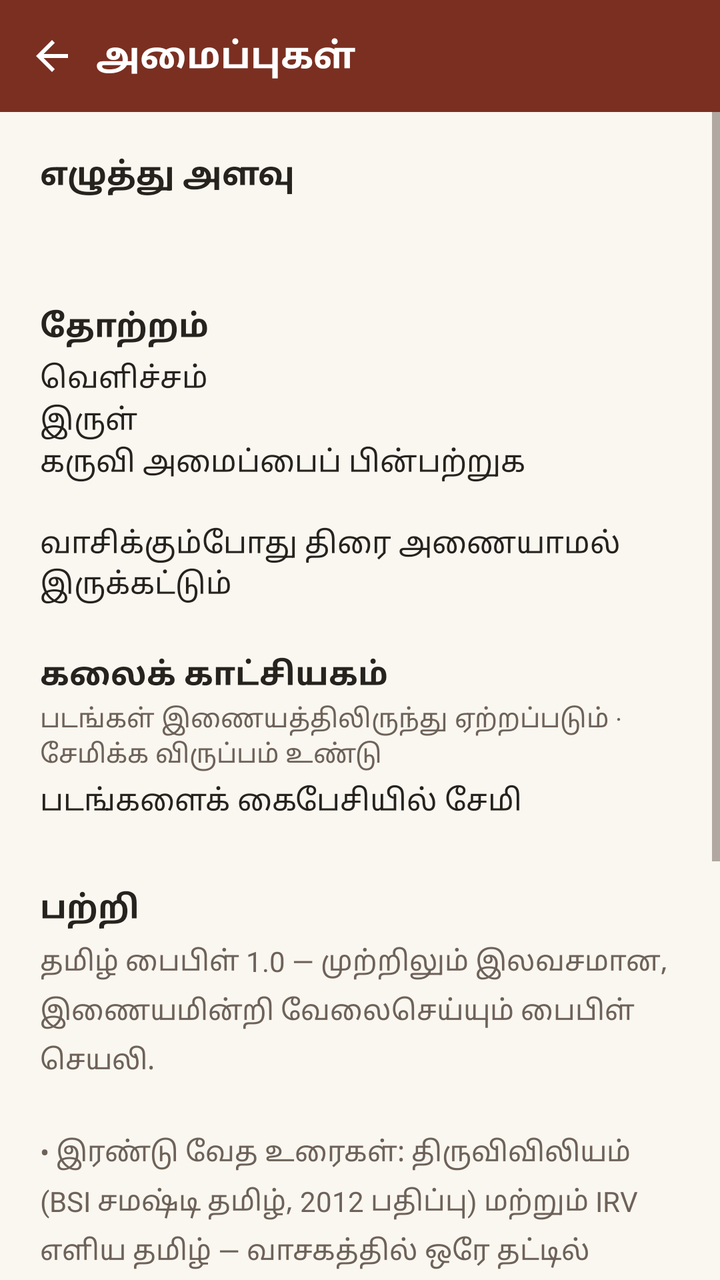
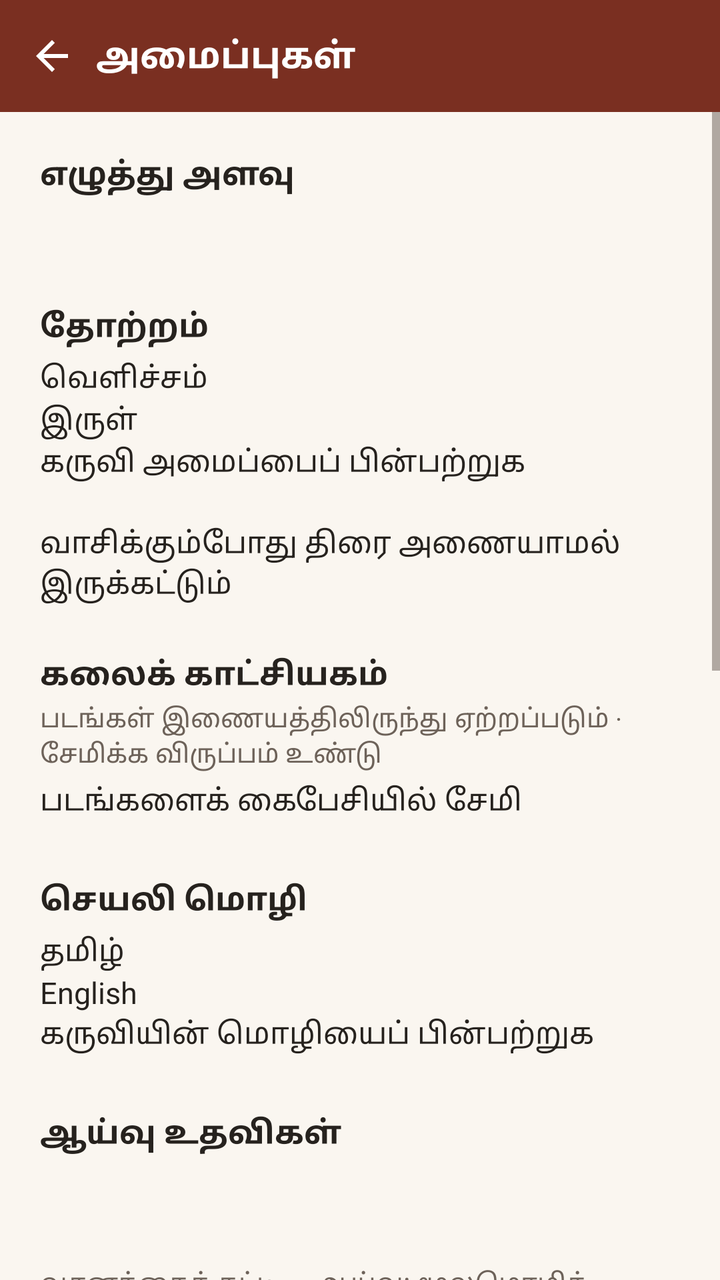

Two renders of the same Android screen: before a commit and after it. Below are the layout's source before the change and the commit's diff.
<!-- AndroidManifest.xml: application theme AppTheme -->
<!-- res/layout/activity_settings.xml -->
<?xml version="1.0" encoding="utf-8"?>
<LinearLayout xmlns:android="http://schemas.android.com/apk/res/android"
    android:layout_width="match_parent" android:layout_height="match_parent"
    android:orientation="vertical" android:background="?android:attr/colorPrimary">

    <LinearLayout android:layout_width="match_parent" android:layout_height="56dp"
        android:orientation="horizontal" android:gravity="center_vertical"
        android:paddingStart="4dp" android:paddingEnd="12dp">
        <ImageView android:id="@+id/btn_back" android:layout_width="44dp" android:layout_height="44dp"
            android:padding="10dp" android:src="@drawable/ic_back"
            android:background="?android:attr/selectableItemBackgroundBorderless"
            android:contentDescription="@string/cancel"/>
        <TextView android:layout_width="0dp" android:layout_weight="1" android:layout_height="wrap_content"
            android:text="@string/settings" android:textColor="@color/toolbar_text"
            android:textSize="18sp" android:textStyle="bold"/>
    </LinearLayout>

    <ScrollView android:layout_width="match_parent" android:layout_height="0dp"
        android:layout_weight="1" android:background="?android:attr/windowBackground">
        <LinearLayout android:layout_width="match_parent" android:layout_height="wrap_content"
            android:orientation="vertical" android:padding="20dp">

            <TextView android:layout_width="wrap_content" android:layout_height="wrap_content"
                android:text="@string/font_size" android:textSize="16sp" android:textStyle="bold"
                android:textColor="?android:attr/textColorPrimary"/>
            <SeekBar android:id="@+id/sb_font" android:layout_width="match_parent" android:layout_height="wrap_content"
                android:min="14" android:max="30" android:layout_marginTop="8dp"/>
            <TextView android:id="@+id/tv_font_val" android:layout_width="wrap_content" android:layout_height="wrap_content"
                android:textSize="13sp" android:textColor="?android:attr/textColorSecondary"/>

            <TextView android:layout_width="wrap_content" android:layout_height="wrap_content"
                android:text="@string/theme" android:textSize="16sp" android:textStyle="bold"
                android:layout_marginTop="28dp" android:textColor="?android:attr/textColorPrimary"/>
            <RadioGroup android:id="@+id/rg_theme" android:layout_width="match_parent" android:layout_height="wrap_content"
                android:layout_marginTop="4dp" android:orientation="vertical">
                <RadioButton android:id="@+id/rb_light" android:layout_width="wrap_content" android:layout_height="wrap_content"
                    android:text="@string/theme_light" android:textSize="15sp"/>
                <RadioButton android:id="@+id/rb_dark" android:layout_width="wrap_content" android:layout_height="wrap_content"
                    android:text="@string/theme_dark" android:textSize="15sp"/>
                <RadioButton android:id="@+id/rb_system" android:layout_width="wrap_content" android:layout_height="wrap_content"
                    android:text="@string/theme_system" android:textSize="15sp"/>
            </RadioGroup>

            <CheckBox android:id="@+id/cb_keep_on" android:layout_width="wrap_content" android:layout_height="wrap_content"
                android:text="@string/keep_screen_on" android:textSize="15sp" android:layout_marginTop="20dp"/>

            <TextView android:layout_width="wrap_content" android:layout_height="wrap_content"
                android:text="@string/media_gallery" android:textSize="16sp" android:textStyle="bold"
                android:layout_marginTop="24dp" android:textColor="?android:attr/textColorPrimary"/>
            <TextView android:layout_width="match_parent" android:layout_height="wrap_content"
                android:text="@string/media_online" android:textSize="13sp" android:layout_marginTop="2dp"
                android:textColor="?android:attr/textColorSecondary"/>
            <CheckBox android:id="@+id/cb_store_media" android:layout_width="wrap_content" android:layout_height="wrap_content"
                android:text="@string/media_keep_off" android:textSize="15sp" android:layout_marginTop="4dp"/>

            <TextView android:layout_width="wrap_content" android:layout_height="wrap_content"
                android:text="@string/about_title" android:textSize="16sp" android:textStyle="bold"
                android:layout_marginTop="32dp" android:textColor="?android:attr/textColorPrimary"/>
            <TextView android:layout_width="match_parent" android:layout_height="wrap_content"
                android:text="@string/about_text" android:textSize="14sp" android:lineSpacingMultiplier="1.3"
                android:layout_marginTop="6dp" android:textColor="?android:attr/textColorSecondary"/>
        </LinearLayout>
    </ScrollView>
</LinearLayout>
<!-- resources referenced by this layout -->
<resources>
  <color name="toolbar_text">#FFFFFF</color>
  <!-- drawable ic_back (drawable) -->
  <?xml version="1.0" encoding="utf-8"?>
  <vector xmlns:android="http://schemas.android.com/apk/res/android"
      android:width="24dp" android:height="24dp" android:viewportWidth="24" android:viewportHeight="24">
      <path android:fillColor="#FFFFFF" android:pathData="M20,11H7.83l5.59,-5.59L12,4l-8,8 8,8 1.41,-1.41L7.83,13H20v-2z"/>
  </vector>
  <string name="about_text">தமிழ் பைபிள் 1.0 — முற்றிலும் இலவசமான, இணையமின்றி வேலைசெய்யும் பைபிள் செயலி.\n\n• இரண்டு வேத உரைகள்: திருவிவிலியம் (BSI சமஷ்டி தமிழ், 2012 பதிப்பு) மற்றும் IRV எளிய தமிழ் — வாசகத்தில் ஒரே தட்டில் மாற்றலாம்\n• மொத்தம் 66 புத்தகங்கள்\n• விளம்பரம் இல்லை, கணக்கு இல்லை, கண்காணிப்பு இல்லை — செயலி இணையத்தையே பயன்படுத்தாது\n• ஹைலைட்கள், புத்தகக்குறிகள், குறிப்புகள், வாசிப்பு முன்னேற்றம் அனைத்தும் உங்கள் கைபேசியிலேயே சேமிக்கப்படும்\n\nவேத உரை உரிமங்கள்: திருவிவிலியம் — Tamil Ecumenical Bible 2012, digitized (Unlicense); Indian Revised Version (IRV) — CC BY-SA 4.0.</string>
  <string name="about_title">பற்றி</string>
  <string name="cancel">ரத்து</string>
  <string name="font_size">எழுத்து அளவு</string>
  <string name="keep_screen_on">வாசிக்கும்போது திரை அணையாமல் இருக்கட்டும்</string>
  <string name="media_gallery">கலைக் காட்சியகம்</string>
  <string name="media_keep_off">படங்களைக் கைபேசியில் சேமி</string>
  <string name="media_online">படங்கள் இணையத்திலிருந்து ஏற்றப்படும் · சேமிக்க விருப்பம் உண்டு</string>
  <string name="settings">அமைப்புகள்</string>
  <string name="theme">தோற்றம்</string>
  <string name="theme_dark">இருள்</string>
  <string name="theme_light">வெளிச்சம்</string>
  <string name="theme_system">கருவி அமைப்பைப் பின்பற்றுக</string>
  <style name="AppTheme" parent="android:Theme.Material.Light.NoActionBar">
          <item name="android:colorPrimary">@color/primary</item>
          <item name="android:colorPrimaryDark">@color/primary_dark</item>
          <item name="android:colorAccent">@color/accent</item>
          <item name="android:windowBackground">@color/window_bg</item>
          <item name="android:textColorPrimary">@color/text_primary</item>
          <item name="android:textColorSecondary">@color/text_secondary</item>
          <item name="android:statusBarColor">@color/primary_dark</item>
          <item name="android:colorControlActivated">@color/accent</item>
      </style>
  <color name="primary">#7A2F21</color>
  <color name="primary_dark">#5B2317</color>
  <color name="accent">#E8A13D</color>
  <color name="window_bg">#FAF6F0</color>
  <color name="text_primary">#26221E</color>
  <color name="text_secondary">#6D6259</color>
</resources>

<!-- the commit's change to res/layout/activity_settings.xml (unified diff, before → after) -->
@@ -54,6 +54,29 @@
                 android:text="@string/media_keep_off" android:textSize="15sp" android:layout_marginTop="4dp"/>
 
             <TextView android:layout_width="wrap_content" android:layout_height="wrap_content"
+                android:text="@string/app_language" android:textSize="16sp" android:textStyle="bold"
+                android:layout_marginTop="28dp" android:textColor="?android:attr/textColorPrimary"/>
+            <RadioGroup android:id="@+id/rg_lang" android:layout_width="match_parent" android:layout_height="wrap_content"
+                android:layout_marginTop="4dp" android:orientation="vertical">
+                <RadioButton android:id="@+id/rb_lang_ta" android:layout_width="wrap_content" android:layout_height="wrap_content"
+                    android:text="@string/lang_tamil" android:textSize="15sp"/>
+                <RadioButton android:id="@+id/rb_lang_en" android:layout_width="wrap_content" android:layout_height="wrap_content"
+                    android:text="@string/lang_english" android:textSize="15sp"/>
+                <RadioButton android:id="@+id/rb_lang_sys" android:layout_width="wrap_content" android:layout_height="wrap_content"
+                    android:text="@string/lang_system" android:textSize="15sp"/>
+            </RadioGroup>
+
+            <TextView android:layout_width="wrap_content" android:layout_height="wrap_content"
+                android:text="@string/study_section" android:textSize="16sp" android:textStyle="bold"
+                android:layout_marginTop="28dp" android:textColor="?android:attr/textColorPrimary"/>
+            <TextView android:id="@+id/tv_study_url" android:layout_width="match_parent" android:layout_height="wrap_content"
+                android:textSize="14sp" android:layout_marginTop="6dp" android:padding="12dp"
+                android:background="@drawable/bg_list_item" android:textColor="?android:attr/textColorPrimary"/>
+            <TextView android:layout_width="match_parent" android:layout_height="wrap_content"
+                android:text="@string/study_section_hint" android:textSize="13sp" android:layout_marginTop="6dp"
+                android:textColor="?android:attr/textColorSecondary"/>
+
+            <TextView android:layout_width="wrap_content" android:layout_height="wrap_content"
                 android:text="@string/about_title" android:textSize="16sp" android:textStyle="bold"
                 android:layout_marginTop="32dp" android:textColor="?android:attr/textColorPrimary"/>
             <TextView android:layout_width="match_parent" android:layout_height="wrap_content"
<!-- resource entries referenced after the edit -->
@@ -1,6 +1,17 @@
 <!-- resources referenced by this layout -->
 <resources>
   <color name="toolbar_text">#FFFFFF</color>
+  <!-- drawable bg_list_item (drawable) -->
+  <?xml version="1.0" encoding="utf-8"?>
+  <ripple xmlns:android="http://schemas.android.com/apk/res/android"
+      android:color="?android:attr/colorControlHighlight">
+      <item>
+          <shape android:shape="rectangle">
+              <corners android:radius="10dp"/>
+              <solid android:color="#00000000"/>
+          </shape>
+      </item>
+  </ripple>
   <!-- drawable ic_back (drawable) -->
   <?xml version="1.0" encoding="utf-8"?>
   <vector xmlns:android="http://schemas.android.com/apk/res/android"
@@ -9,13 +20,19 @@
   </vector>
   <string name="about_text">தமிழ் பைபிள் 1.0 — முற்றிலும் இலவசமான, இணையமின்றி வேலைசெய்யும் பைபிள் செயலி.\n\n• இரண்டு வேத உரைகள்: திருவிவிலியம் (BSI சமஷ்டி தமிழ், 2012 பதிப்பு) மற்றும் IRV எளிய தமிழ் — வாசகத்தில் ஒரே தட்டில் மாற்றலாம்\n• மொத்தம் 66 புத்தகங்கள்\n• விளம்பரம் இல்லை, கணக்கு இல்லை, கண்காணிப்பு இல்லை — செயலி இணையத்தையே பயன்படுத்தாது\n• ஹைலைட்கள், புத்தகக்குறிகள், குறிப்புகள், வாசிப்பு முன்னேற்றம் அனைத்தும் உங்கள் கைபேசியிலேயே சேமிக்கப்படும்\n\nவேத உரை உரிமங்கள்: திருவிவிலியம் — Tamil Ecumenical Bible 2012, digitized (Unlicense); Indian Revised Version (IRV) — CC BY-SA 4.0.</string>
   <string name="about_title">பற்றி</string>
+  <string name="app_language">செயலி மொழி</string>
   <string name="cancel">ரத்து</string>
   <string name="font_size">எழுத்து அளவு</string>
   <string name="keep_screen_on">வாசிக்கும்போது திரை அணையாமல் இருக்கட்டும்</string>
+  <string name="lang_english">English</string>
+  <string name="lang_system">கருவியின் மொழியைப் பின்பற்றுக</string>
+  <string name="lang_tamil">தமிழ்</string>
   <string name="media_gallery">கலைக் காட்சியகம்</string>
   <string name="media_keep_off">படங்களைக் கைபேசியில் சேமி</string>
   <string name="media_online">படங்கள் இணையத்திலிருந்து ஏற்றப்படும் · சேமிக்க விருப்பம் உண்டு</string>
   <string name="settings">அமைப்புகள்</string>
+  <string name="study_section">ஆய்வு உதவிகள்</string>
+  <string name="study_section_hint">வசனத்தைத் தட்டி → ஆய்வு: மூலமொழிச் சொல் ஆய்வு, விளக்க உரைகள், கேள்வி-பதில், அகராதி, இறையியல். சேவையகம் அல்லது பதிவிறக்கிய தொகுப்பிலிருந்து வேலை செய்யும்.</string>
   <string name="theme">தோற்றம்</string>
   <string name="theme_dark">இருள்</string>
   <string name="theme_light">வெளிச்சம்</string>
